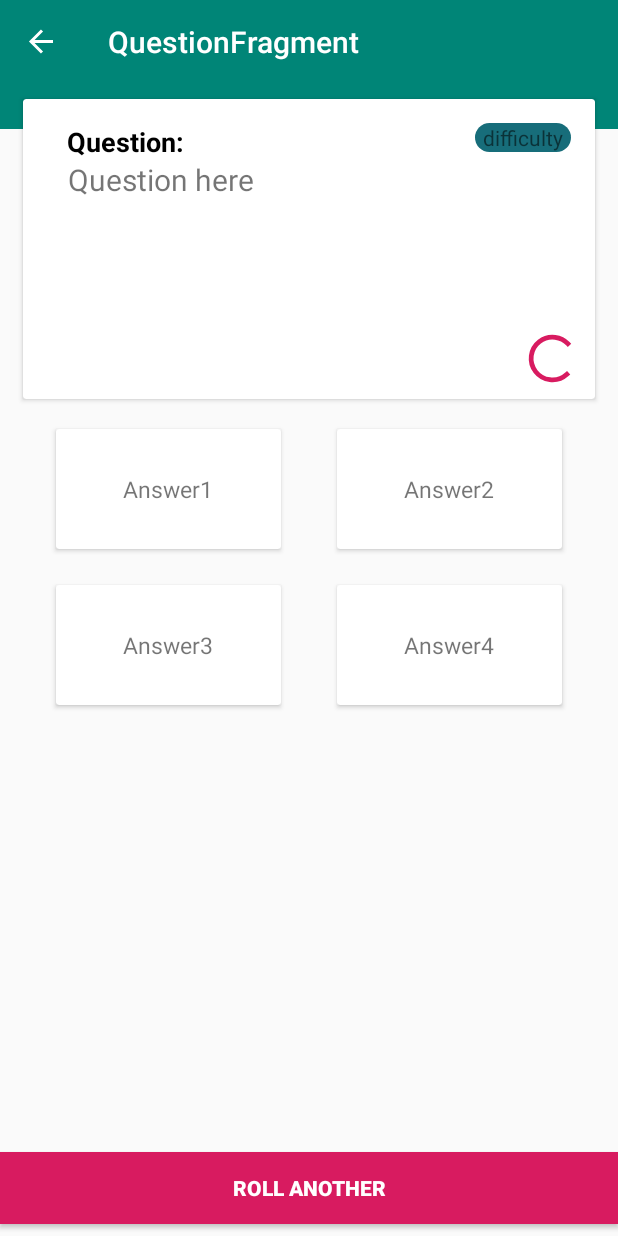
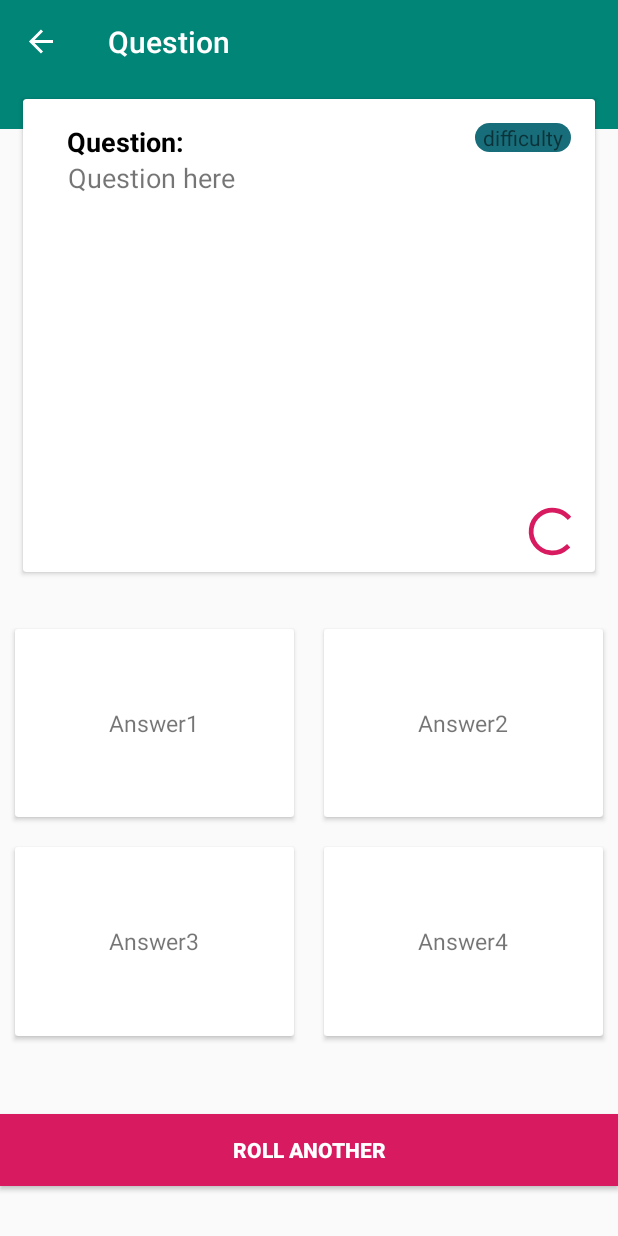
Before and after one commit to wilson1997s/Open-Trivia-DB, an Android app: the QuestionFragment screen opened through its navigation route, on a phone screen of 412 x 824 dp. Run offline under Robolectric (Android 15) with nearby library versions, the phone set to English and light mode, and no system bars; our stand-ins replace RxJava, navigation-ui; libraries missing offline, so code that uses them is left out: retrofit2.converter.jackson; 5 statements that could not run were skipped.

Commit message:
Refine and refactor code

```diff
--- a/app/src/main/java/com/example/opentriviadbapp/base/BaseFragment.kt
+++ b/app/src/main/java/com/example/opentriviadbapp/base/BaseFragment.kt
@@ -2,7 +2,9 @@ package com.example.opentriviadbapp.base
 
 import android.support.v4.app.Fragment
 
-abstract class BaseFragment : Fragment(){
+abstract class BaseFragment : Fragment() {
 
-
+    fun setActionBarTitle(title: String) {
+        activity!!.title = title
+    }
 }
--- a/app/src/main/java/com/example/opentriviadbapp/fragment/MainFragment.kt
+++ b/app/src/main/java/com/example/opentriviadbapp/fragment/MainFragment.kt
@@ -13,7 +13,6 @@ import com.example.opentriviadbapp.base.BaseFragment
 import com.example.opentriviadbapp.model.Category
 import com.example.opentriviadbapp.mvpview.MainFragmentMvpView
 import com.example.opentriviadbapp.presenter.MainFragmentPresenter
-import kotlinx.android.synthetic.main.activity_main.*
 import kotlinx.android.synthetic.main.fragment_main.*
 
 class MainFragment : BaseFragment(), MainFragmentMvpView {
@@ -32,7 +31,7 @@ class MainFragment : BaseFragment(), MainFragmentMvpView {
         mainFragmentPresenter = MainFragmentPresenter()  //create presenter
         mainFragmentPresenter!!.attachView(this) //attach presenter
 
-        activity!!.tb_main_act.title = "OTDB App"
+        setActionBarTitle("OTDB App")
 
         return view
     }
--- a/app/src/main/java/com/example/opentriviadbapp/fragment/QuestionCountFragment.kt
+++ b/app/src/main/java/com/example/opentriviadbapp/fragment/QuestionCountFragment.kt
@@ -12,7 +12,6 @@ import com.example.opentriviadbapp.base.BaseFragment
 import com.example.opentriviadbapp.model.Category
 import com.example.opentriviadbapp.mvpview.QuestionCountFragmentMvpView
 import com.example.opentriviadbapp.presenter.QuestionCountFragmentPresenter
-import kotlinx.android.synthetic.main.activity_main.*
 import kotlinx.android.synthetic.main.fragment_question_count.*
 
 
@@ -30,7 +29,7 @@ class QuestionCountFragment : BaseFragment(), QuestionCountFragmentMvpView {
         questionCountFragmentPresenter = QuestionCountFragmentPresenter()
         questionCountFragmentPresenter!!.attachView(this)
 
-        activity!!.tb_main_act.title = "Question Category"
+        setActionBarTitle("Question Category")
 
         return view
     }
--- a/app/src/main/java/com/example/opentriviadbapp/retrofit/ApiRepo.kt
+++ b/app/src/main/java/com/example/opentriviadbapp/retrofit/ApiRepo.kt
@@ -10,7 +10,6 @@ import okhttp3.logging.HttpLoggingInterceptor
 import retrofit2.Retrofit
 import retrofit2.adapter.rxjava2.RxJava2CallAdapterFactory
 import retrofit2.converter.jackson.JacksonConverterFactory
-
 
 object ApiRepo {
 
--- a/app/src/main/res/anim/animation.xml
+++ b/app/src/main/res/anim/animation.xml
@@ -1,8 +1,8 @@
 <?xml version="1.0" encoding="utf-8"?>
 <translate xmlns:android="http://schemas.android.com/apk/res/android"
+    android:duration="60"
     android:fromXDelta="-10"
-    android:toXDelta="10"
+    android:interpolator="@android:anim/linear_interpolator"
     android:repeatCount="5"
     android:repeatMode="reverse"
-    android:interpolator="@android:anim/linear_interpolator"
-    android:duration="60" />
+    android:toXDelta="10" />
--- a/app/src/main/res/layout/activity_main.xml
+++ b/app/src/main/res/layout/activity_main.xml
@@ -32,11 +32,4 @@
         app:layout_constraintTop_toBottomOf="@+id/tb_main_act"
         app:navGraph="@navigation/nav_graph" />
 
-    <android.support.constraint.Guideline
-        android:layout_width="1dp"
-        android:layout_height="match_parent"
-        app:layout_constraintGuide_percent="0.3"/>
-
-    <!--Todo: Guidelines -->
-
 </android.support.constraint.ConstraintLayout>
--- a/app/src/main/res/layout/fragment_question.xml
+++ b/app/src/main/res/layout/fragment_question.xml
@@ -5,7 +5,7 @@
     android:layout_height="match_parent">
 
     <android.support.design.widget.CoordinatorLayout
-        android:id="@+id/coordinatorLayout"
+        android:id="@+id/coordinator_layout"
         android:layout_width="match_parent"
         android:layout_height="wrap_content"
         app:layout_constraintEnd_toEndOf="parent"
@@ -38,11 +38,13 @@
     <android.support.v7.widget.CardView
         android:id="@+id/cv_config"
         android:layout_width="match_parent"
-        android:layout_height="200dp"
+        android:layout_height="0dp"
         android:layout_marginStart="15dp"
         android:layout_marginTop="10dp"
         android:layout_marginEnd="15dp"
+        android:layout_marginBottom="20dp"
         android:minHeight="100dp"
+        app:layout_constraintBottom_toTopOf="@+id/gl_middle"
         app:layout_constraintEnd_toEndOf="parent"
         app:layout_constraintHorizontal_bias="1.0"
         app:layout_constraintStart_toStartOf="parent"
@@ -73,10 +75,10 @@
                 android:layout_height="wrap_content"
                 android:layout_marginTop="16dp"
                 android:layout_marginEnd="8dp"
+                android:background="@drawable/view_round"
                 android:paddingStart="5dp"
                 android:paddingEnd="5dp"
                 android:text="difficulty"
-                android:background="@drawable/round_view"
                 app:layout_constraintEnd_toEndOf="parent"
                 app:layout_constraintHorizontal_bias="0.974"
                 app:layout_constraintStart_toStartOf="parent"
@@ -91,7 +93,7 @@
                 android:layout_marginEnd="30dp"
                 android:layout_marginBottom="30dp"
                 android:text="Question here"
-                android:textSize="20sp"
+                android:textSize="18sp"
                 app:layout_constraintBottom_toBottomOf="parent"
                 app:layout_constraintEnd_toEndOf="parent"
                 app:layout_constraintHorizontal_bias="0.5"
@@ -110,17 +112,39 @@
         </android.support.constraint.ConstraintLayout>
     </android.support.v7.widget.CardView>
 
+    <LinearLayout
+        android:layout_width="0dp"
+        android:layout_height="0dp"
+        android:layout_marginTop="8dp"
+        android:layout_marginBottom="8dp"
+        android:orientation="vertical"
+        app:layout_constraintBottom_toTopOf="@+id/gl_bottom"
+        app:layout_constraintEnd_toEndOf="parent"
+        app:layout_constraintHorizontal_bias="0.5"
+        app:layout_constraintStart_toStartOf="parent"
+        app:layout_constraintTop_toBottomOf="@+id/cv_config"
+        app:layout_constraintTop_toTopOf="@+id/gl_middle">
+
+        <LinearLayout
+            android:layout_width="match_parent"
+            android:layout_height="0dp"
+            android:layout_weight="1">
+
             <android.support.v7.widget.CardView
-        android:id="@+id/cv_answer1"
-        android:layout_width="150dp"
-        android:layout_height="80dp"
-        android:layout_marginTop="20dp"
-        app:layout_constraintEnd_toStartOf="@+id/cv_answer2"
+                android:id="@+id/cv_answer_1"
+                android:layout_width="0dp"
+                android:layout_height="match_parent"
+                android:layout_margin="10dp"
+                android:layout_weight="1"
+                android:minHeight="80dp"
+                app:layout_constraintBottom_toTopOf="@+id/cv_answer_3"
+                app:layout_constraintEnd_toStartOf="@+id/cv_answer_2"
+                app:layout_constraintHorizontal_bias="0.5"
                 app:layout_constraintStart_toStartOf="parent"
                 app:layout_constraintTop_toBottomOf="@+id/cv_config">
 
                 <TextView
-            android:id="@+id/tv_answer1"
+                    android:id="@+id/tv_answer_1"
                     android:layout_width="wrap_content"
                     android:layout_height="wrap_content"
                     android:layout_gravity="center"
@@ -129,18 +153,22 @@
                     android:textSize="15sp" />
             </android.support.v7.widget.CardView>
 
+
             <android.support.v7.widget.CardView
-        android:id="@+id/cv_answer2"
-        android:layout_width="150dp"
-        android:layout_height="80dp"
-        android:layout_marginTop="20dp"
+                android:id="@+id/cv_answer_2"
+                android:layout_width="0dp"
+                android:layout_height="match_parent"
+                android:layout_margin="10dp"
+                android:layout_weight="1"
+                android:minHeight="80dp"
+                app:layout_constraintBottom_toTopOf="@+id/cv_answer_4"
                 app:layout_constraintEnd_toEndOf="parent"
                 app:layout_constraintHorizontal_bias="0.5"
-        app:layout_constraintStart_toEndOf="@+id/cv_answer1"
+                app:layout_constraintStart_toEndOf="@+id/cv_answer_1"
                 app:layout_constraintTop_toBottomOf="@+id/cv_config">
 
                 <TextView
-            android:id="@+id/tv_answer2"
+                    android:id="@+id/tv_answer_2"
                     android:layout_width="wrap_content"
                     android:layout_height="wrap_content"
                     android:layout_gravity="center"
@@ -150,18 +178,28 @@
 
             </android.support.v7.widget.CardView>
 
+        </LinearLayout>
+
+        <LinearLayout
+            android:layout_width="match_parent"
+            android:layout_height="0dp"
+            android:layout_weight="1">
+
             <android.support.v7.widget.CardView
-        android:id="@+id/cv_answer3"
-        android:layout_width="150dp"
-        android:layout_height="80dp"
-        android:layout_marginTop="24dp"
-        app:layout_constraintEnd_toStartOf="@+id/cv_answer4"
+                android:id="@+id/cv_answer_3"
+                android:layout_width="0dp"
+                android:layout_height="match_parent"
+                android:layout_margin="10dp"
+                android:layout_weight="1"
+                android:minHeight="80dp"
+                app:layout_constraintBottom_toTopOf="@+id/btn_roll"
+                app:layout_constraintEnd_toStartOf="@+id/cv_answer_4"
                 app:layout_constraintHorizontal_bias="0.5"
                 app:layout_constraintStart_toStartOf="parent"
-        app:layout_constraintTop_toBottomOf="@+id/cv_answer1">
+                app:layout_constraintTop_toBottomOf="@+id/cv_answer_1">
 
                 <TextView
-            android:id="@+id/tv_answer3"
+                    android:id="@+id/tv_answer_3"
                     android:layout_width="wrap_content"
                     android:layout_height="wrap_content"
                     android:layout_gravity="center"
@@ -172,17 +210,20 @@
             </android.support.v7.widget.CardView>
 
             <android.support.v7.widget.CardView
-        android:id="@+id/cv_answer4"
-        android:layout_width="150dp"
-        android:layout_height="80dp"
-        android:layout_marginTop="24dp"
+                android:id="@+id/cv_answer_4"
+                android:layout_width="0dp"
+                android:layout_height="match_parent"
+                android:layout_margin="10dp"
+                android:layout_weight="1"
+                android:minHeight="80dp"
+                app:layout_constraintBottom_toTopOf="@+id/btn_roll"
                 app:layout_constraintEnd_toEndOf="parent"
                 app:layout_constraintHorizontal_bias="0.5"
-        app:layout_constraintStart_toEndOf="@+id/cv_answer3"
-        app:layout_constraintTop_toBottomOf="@+id/cv_answer2">
+                app:layout_constraintStart_toEndOf="@+id/cv_answer_3"
+                app:layout_constraintTop_toBottomOf="@+id/cv_answer_2">
 
                 <TextView
-            android:id="@+id/tv_answer4"
+                    android:id="@+id/tv_answer_4"
                     android:layout_width="wrap_content"
                     android:layout_height="wrap_content"
                     android:layout_gravity="center"
@@ -191,11 +232,15 @@
                     android:textSize="15sp" />
 
             </android.support.v7.widget.CardView>
+        </LinearLayout>
+
+    </LinearLayout>
 
     <Button
         android:id="@+id/btn_roll"
         android:layout_width="0dp"
         android:layout_height="wrap_content"
+        android:layout_marginTop="8dp"
         android:layout_marginBottom="8dp"
         android:background="@color/colorAccent"
         android:text="Roll another"
@@ -204,6 +249,21 @@
         app:layout_constraintBottom_toBottomOf="parent"
         app:layout_constraintEnd_toEndOf="parent"
         app:layout_constraintHorizontal_bias="0.5"
-        app:layout_constraintStart_toStartOf="parent" />
+        app:layout_constraintStart_toStartOf="parent"
+        app:layout_constraintTop_toTopOf="@+id/gl_bottom" />
+
+    <android.support.constraint.Guideline
+        android:id="@+id/gl_bottom"
+        android:layout_width="wrap_content"
+        android:layout_height="1dp"
+        android:orientation="horizontal"
+        app:layout_constraintGuide_percent="0.85" />
+
+    <android.support.constraint.Guideline
+        android:id="@+id/gl_middle"
+        android:layout_width="wrap_content"
+        android:layout_height="wrap_content"
+        android:orientation="horizontal"
+        app:layout_constraintGuide_percent="0.45" />
 
 </android.support.constraint.ConstraintLayout>
--- a/app/src/main/res/layout/fragment_question_count.xml
+++ b/app/src/main/res/layout/fragment_question_count.xml
@@ -6,7 +6,7 @@
 
 
     <android.support.design.widget.CoordinatorLayout
-        android:id="@+id/coordinatorLayout"
+        android:id="@+id/coordinator_layout"
         android:layout_width="match_parent"
         android:layout_height="wrap_content"
         app:layout_constraintEnd_toEndOf="parent"
@@ -44,7 +44,7 @@
         app:layout_constraintEnd_toEndOf="parent"
         app:layout_constraintHorizontal_bias="0.5"
         app:layout_constraintStart_toStartOf="parent"
-        app:layout_constraintTop_toTopOf="@+id/coordinatorLayout">
+        app:layout_constraintTop_toTopOf="@+id/coordinator_layout">
 
     </android.support.v7.widget.RecyclerView>
 
@@ -59,7 +59,7 @@
         app:layout_constraintBottom_toBottomOf="@+id/rv_question_count"
         app:layout_constraintEnd_toEndOf="@+id/rv_question_count"
         app:layout_constraintStart_toStartOf="@+id/rv_question_count"
-        app:layout_constraintTop_toTopOf="@+id/coordinatorLayout" />
+        app:layout_constraintTop_toTopOf="@+id/coordinator_layout" />
 
 
 </android.support.constraint.ConstraintLayout>
--- a/app/src/main/res/layout/item_quiz_count.xml
+++ b/app/src/main/res/layout/item_quiz_count.xml
@@ -88,7 +88,7 @@
             <TextView
                 android:id="@+id/tv_total_count"
                 android:layout_width="match_parent"
-                android:layout_height="100sp"
+                android:layout_height="match_parent"
                 android:layout_marginTop="8dp"
                 android:gravity="center"
                 android:maxLines="1"
--- a/app/src/main/res/navigation/nav_graph.xml
+++ b/app/src/main/res/navigation/nav_graph.xml
@@ -3,31 +3,31 @@
     xmlns:app="http://schemas.android.com/apk/res-auto"
     xmlns:tools="http://schemas.android.com/tools"
     android:id="@+id/nav_graph"
-    app:startDestination="@id/mainFragment">
+    app:startDestination="@id/main_fragment">
     <fragment
-        android:id="@+id/mainFragment"
+        android:id="@+id/main_fragment"
         android:name="com.example.opentriviadbapp.fragment.MainFragment"
         android:label="MainFragment"
         tools:layout="@layout/fragment_main">
         <action
             android:id="@+id/question_count_action"
-            app:destination="@+id/questionCountFragment" />
+            app:destination="@+id/question_count_fragment" />
         <action
             android:id="@+id/action_start"
-            app:destination="@id/questionFragment" />
+            app:destination="@id/question_fragment" />
     </fragment>
     <fragment
-        android:id="@+id/questionCountFragment"
+        android:id="@+id/question_count_fragment"
         android:name="com.example.opentriviadbapp.fragment.QuestionCountFragment"
         android:label="QuestionCountFragment"
-        tools:layout="@layout/fragment_question_count"/>
+        tools:layout="@layout/fragment_question_count" />
     <fragment
-        android:id="@+id/questionFragment"
+        android:id="@+id/question_fragment"
         android:name="com.example.opentriviadbapp.fragment.QuestionFragment"
         android:label="QuestionFragment"
         tools:layout="@layout/fragment_question">
         <action
             android:id="@+id/action_back"
-            app:destination="@id/mainFragment" />
+            app:destination="@id/main_fragment" />
     </fragment>
 </navigation>
```
Also changed, not shown: app/src/main/java/com/example/opentriviadbapp/fragment/QuestionFragment.kt (+38 -36 lines), app/src/main/res/layout/fragment_main.xml (+11 -3 lines), app/src/main/res/drawable/view_round.xml (renamed from app/src/main/res/drawable/round_view.xml). Lines whose indentation alone changed are shown as unchanged.
